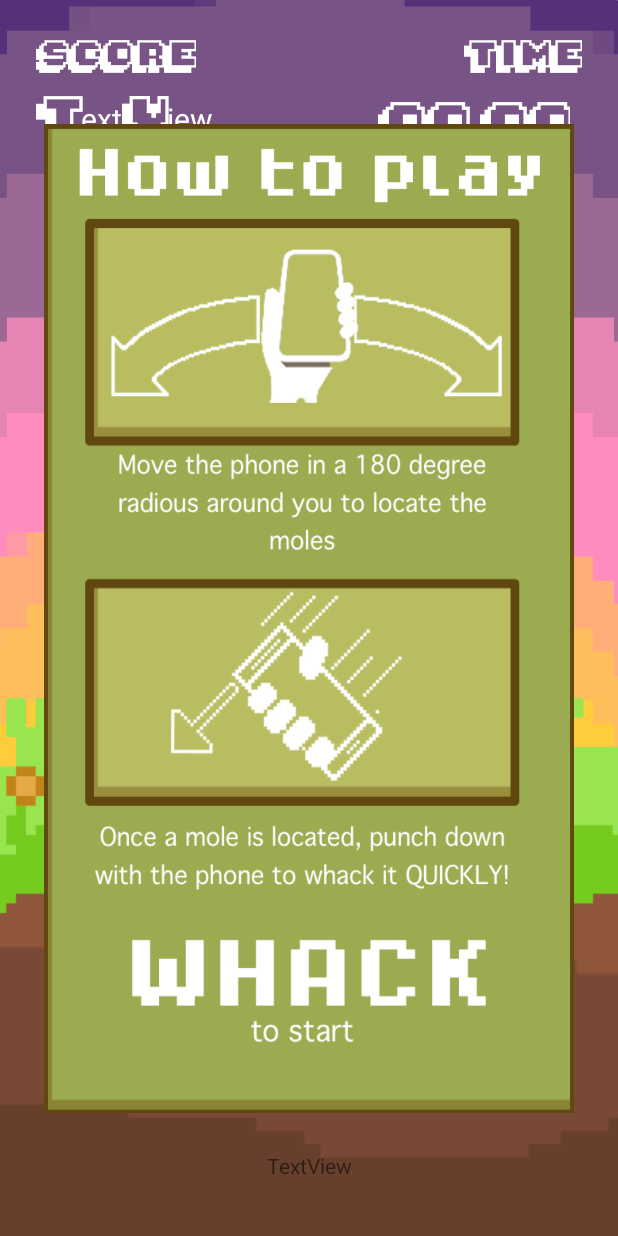
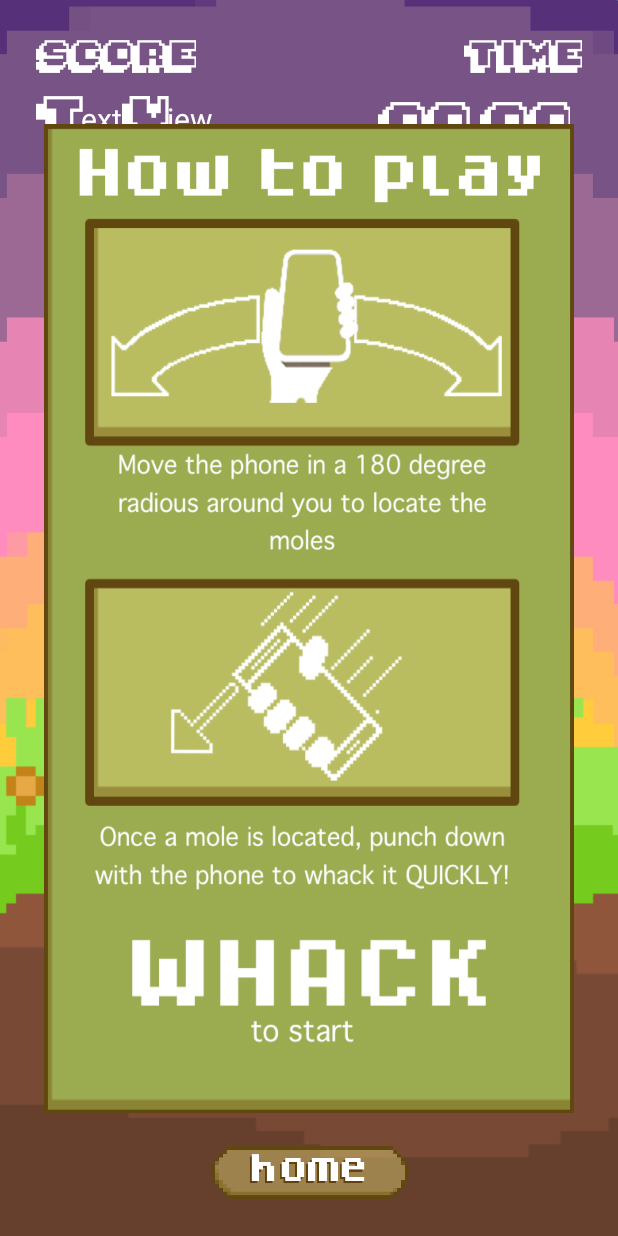
Before and after one commit to itggot-Harry-Norrman/Whack-a-mole-interaction, an Android app: the gameActivity screen opened directly, with no data from a screen before it, on a phone screen of 412 x 824 dp. Run offline under Robolectric (Android 15) with nearby library versions, the phone set to English and light mode, and no system bars.

Commit message:
home buttons

```diff
--- a/app/src/main/java/com/example/wack_a_mole/gameActivity.java
+++ b/app/src/main/java/com/example/wack_a_mole/gameActivity.java
@@ -26,6 +26,7 @@ import android.view.Gravity;
 import android.view.LayoutInflater;
 import android.view.View;
 import android.widget.EditText;
+import android.widget.ImageButton;
 import android.widget.ImageView;
 import android.widget.PopupWindow;
 import android.widget.TextView;
@@ -85,7 +86,7 @@ public class gameActivity extends AppCompatActivity implements SensorEventListen
             abMode = extras.getBoolean("mode");
         }
         //starttime = System.currentTimeMillis();
-        gameLength = 2000;
+        gameLength = 30000;
 
         moleView = findViewById(R.id.molev);
         popOut = MediaPlayer.create(this, R.raw.popout);
@@ -119,6 +120,15 @@ public class gameActivity extends AppCompatActivity implements SensorEventListen
                 .load(R.drawable.molebig)
                 .into(gifImageView2);
         gifImageView2.setVisibility(View.INVISIBLE);
+
+        ImageButton homeButton = findViewById(R.id.homebutton2);
+        homeButton.setOnClickListener(new View.OnClickListener() {
+            @Override
+            public void onClick(View v) {
+                Intent intent = new Intent(gameActivity.this, MainActivity.class);
+                startActivity(intent);
+            }
+        });
 
     }
 
--- a/app/src/main/res/layout/activity_game.xml
+++ b/app/src/main/res/layout/activity_game.xml
@@ -57,7 +57,8 @@
         android:text="TextView"
         app:layout_constraintBottom_toBottomOf="parent"
         app:layout_constraintEnd_toEndOf="parent"
-        app:layout_constraintStart_toStartOf="parent" />
+        app:layout_constraintStart_toStartOf="parent"
+        app:layout_constraintTop_toBottomOf="@+id/molev" />
 
     <TextView
         android:id="@+id/highScore"
@@ -126,6 +127,21 @@
         app:layout_constraintVertical_bias="0.621"
         app:srcCompat="@drawable/molebig" />
 
+    <ImageButton
+        android:id="@+id/homebutton2"
+        android:layout_width="170dp"
+        android:layout_height="48dp"
+        android:adjustViewBounds="true"
+        android:background="@null"
+        android:scaleType="fitCenter"
+        app:layout_constraintBottom_toBottomOf="parent"
+        app:layout_constraintEnd_toEndOf="parent"
+        app:layout_constraintHorizontal_bias="0.497"
+        app:layout_constraintStart_toStartOf="parent"
+        app:layout_constraintTop_toBottomOf="@+id/molev"
+        app:layout_constraintVertical_bias="0.9"
+        app:srcCompat="@drawable/homebutton" />
+
     <ImageView
         android:id="@+id/start_popup"
         android:layout_width="353dp"
@@ -138,4 +154,6 @@
         app:layout_constraintTop_toTopOf="parent" />
 
 
+
+
 </androidx.constraintlayout.widget.ConstraintLayout>
```
Also changed, not shown: app/src/main/java/com/example/wack_a_mole/scoreboardActivity.java (+11 -0 lines), app/src/main/res/layout/activity_scoreboard.xml (+15 -0 lines), app/src/main/res/layout/game_over_popup.xml (deleted, +0 -17 lines), app/src/main/res/drawable/homebutton.png (added).
